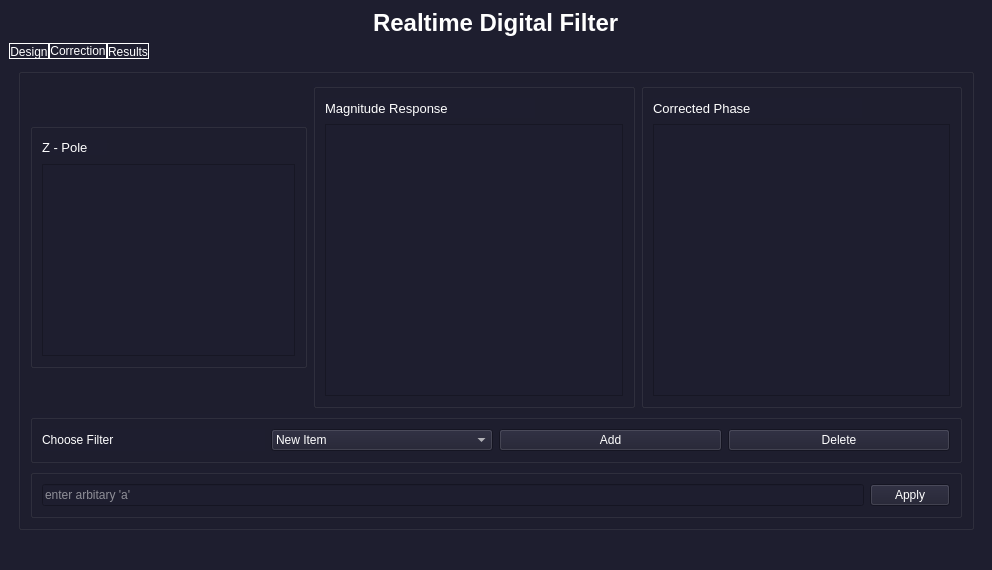
Old version of the form UI_Draft.ui in the repository tahaaa22/Realtime-filter.
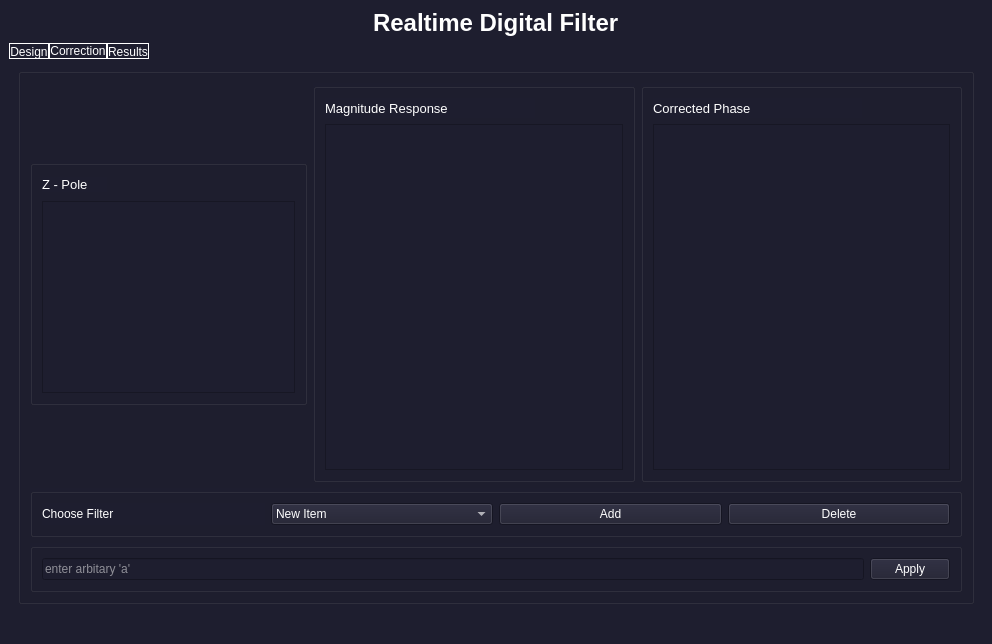
New version of the form. The open tabs and pages were chosen to show the change. Custom widgets are drawn as their Qt base class.

Commit message: UI simple touches, gitignore added, python file converted (DRAFT)

Patch:
```diff
--- a/UI_Draft.ui
+++ b/UI_Draft.ui
@@ -7,7 +7,7 @@
     <x>0</x>
     <y>0</y>
     <width>992</width>
-    <height>569</height>
+    <height>644</height>
    </rect>
   </property>
   <property name="windowTitle">
@@ -1058,7 +1058,7 @@
        </attribute>
        <layout class="QGridLayout" name="gridLayout_7">
         <item row="0" column="0">
-         <widget class="QGroupBox" name="">
+         <widget class="QGroupBox" name="groupBox">
           <property name="styleSheet">
            <string notr="true">QGroupBox::pane {
     border: none;
```
Left out of the diff: 39 changed lines with no effect on the pictures. The commit also changes 2 other files.
